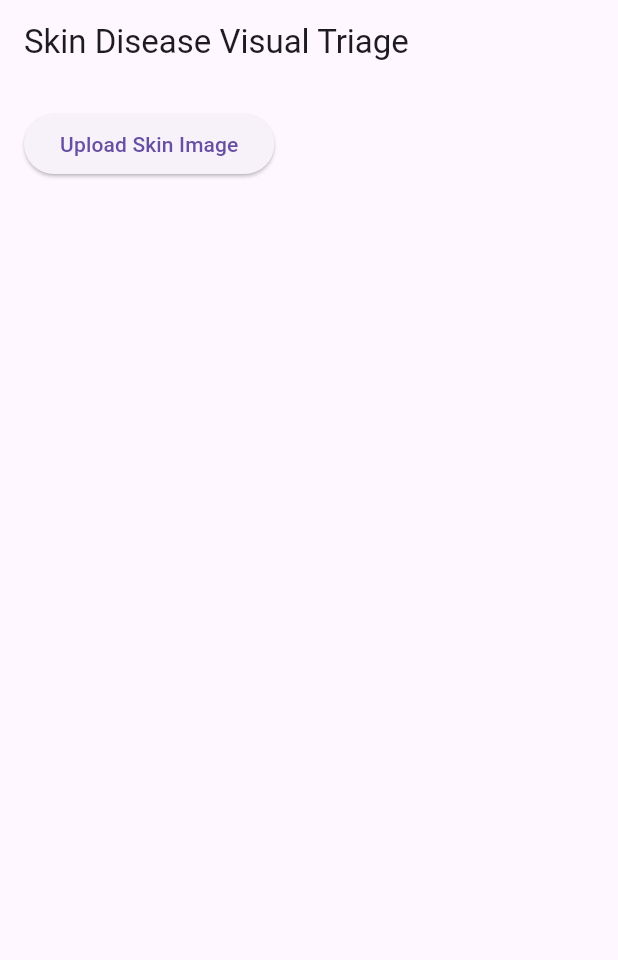
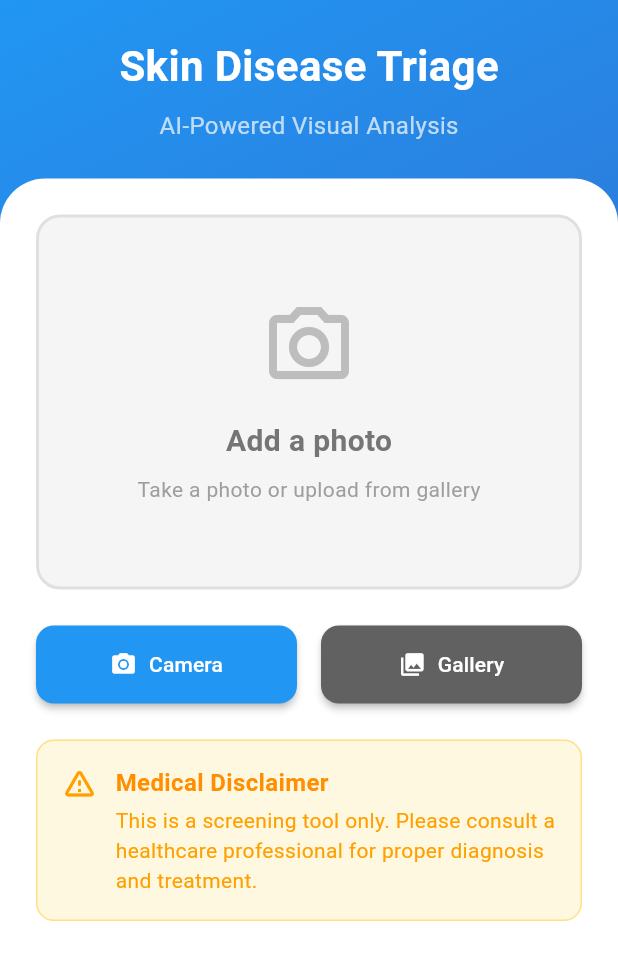
Before and after one commit to sweenymbuvi/Ngozi-UI, a Flutter app: the screen it shows after launch, on a phone screen of 412 x 824 dp. Shown: the top 960 px of the screen. Run offline on Flutter 3.47's test engine with Material 3 defaults, Android fonts, the phone set to English and light mode, and no system bars; our stand-ins replace image_picker.

Commit message:
image upload screen

```diff
--- a/lib/main.dart
+++ b/lib/main.dart
@@ -1,8 +1,5 @@
-import 'dart:io';
 import 'package:flutter/material.dart';
-import 'package:image_picker/image_picker.dart';
-import 'package:http/http.dart' as http;
-import 'dart:convert';
+import 'package:ngozi/screens/skin_triage_screen.dart';
 
 void main() => runApp(MyApp());
 
@@ -10,70 +7,22 @@ class MyApp extends StatelessWidget {
   @override
   Widget build(BuildContext context) {
     return MaterialApp(
-      home: SkinDiseaseHome(),
+      title: 'Skin Disease Triage',
+      theme: ThemeData(
+        primarySwatch: Colors.blue,
+        fontFamily: 'Roboto',
+        appBarTheme: AppBarTheme(
+          backgroundColor: Colors.transparent,
+          elevation: 0,
+          titleTextStyle: TextStyle(
+            color: Colors.white,
+            fontSize: 20,
+            fontWeight: FontWeight.bold,
+          ),
+        ),
+      ),
+      home: SkinDiseaseTriageScreen(),
+      debugShowCheckedModeBanner: false,
     );
   }
 }
-
-class SkinDiseaseHome extends StatefulWidget {
-  @override
-  _SkinDiseaseHomeState createState() => _SkinDiseaseHomeState();
-}
-
-class _SkinDiseaseHomeState extends State<SkinDiseaseHome> {
-  File? _image;
-  String? _prediction;
-  String? _segmentedImageUrl;
-
-  final picker = ImagePicker();
-
-  Future pickImage() async {
-    final pickedFile = await picker.pickImage(source: ImageSource.gallery);
-
-    if (pickedFile != null) {
-      setState(() => _image = File(pickedFile.path));
-      await sendToModel(_image!);
-    }
-  }
-
-  Future sendToModel(File imageFile) async {
-    var request = http.MultipartRequest(
-      'POST',
-      Uri.parse('http://YOUR-BACKEND-URL/predict'),
-    );
-    request.files
-        .add(await http.MultipartFile.fromPath('image', imageFile.path));
-    var res = await request.send();
-    var response = await res.stream.bytesToString();
-    var data = json.decode(response);
-
-    setState(() {
-      _prediction = data['prediction'];
-      _segmentedImageUrl =
-          data['segmentation_url']; // if you return a URL from the backend
-    });
-  }
-
-  @override
-  Widget build(BuildContext context) {
-    return Scaffold(
-      appBar: AppBar(title: Text('Skin Disease Visual Triage')),
-      body: Padding(
-        padding: const EdgeInsets.all(16.0),
-        child: Column(
-          children: [
-            ElevatedButton(
-              onPressed: pickImage,
-              child: Text("Upload Skin Image"),
-            ),
-            SizedBox(height: 16),
-            if (_image != null) Image.file(_image!, height: 200),
-            if (_prediction != null)
-              Text("Prediction: $_prediction", style: TextStyle(fontSize: 18)),
-            if (_segmentedImageUrl != null) Image.network(_segmentedImageUrl!),
-          ],
-        ),
-      ),
-    );
-  }
-}
--- /dev/null
+++ b/lib/screens/skin_triage_screen.dart
@@ -0,0 +1,564 @@
+import 'dart:io';
+import 'dart:typed_data';
+import 'package:flutter/foundation.dart';
+import 'package:flutter/material.dart';
+import 'package:image_picker/image_picker.dart';
+import 'package:http/http.dart' as http;
+import 'dart:convert';
+
+class SkinDiseaseTriageScreen extends StatefulWidget {
+  @override
+  _SkinDiseaseTriageScreenState createState() =>
+      _SkinDiseaseTriageScreenState();
+}
+
+class _SkinDiseaseTriageScreenState extends State<SkinDiseaseTriageScreen>
+    with SingleTickerProviderStateMixin {
+  File? _image;
+  Uint8List? _webImage;
+  String? _prediction;
+  String? _segmentedImageUrl;
+  bool _isProcessing = false;
+  double _confidence = 0.0;
+  String _riskLevel = '';
+
+  final picker = ImagePicker();
+  late AnimationController _animationController;
+  late Animation<double> _fadeAnimation;
+
+  @override
+  void initState() {
+    super.initState();
+    _animationController = AnimationController(
+      duration: Duration(milliseconds: 600),
+      vsync: this,
+    );
+    _fadeAnimation = Tween<double>(begin: 0.0, end: 1.0).animate(
+      CurvedAnimation(parent: _animationController, curve: Curves.easeInOut),
+    );
+  }
+
+  @override
+  void dispose() {
+    _animationController.dispose();
+    super.dispose();
+  }
+
+  Future<void> _pickImageFromGallery() async {
+    final pickedFile = await picker.pickImage(
+      source: ImageSource.gallery,
+      maxWidth: 800,
+      maxHeight: 600,
+      imageQuality: 85,
+    );
+
+    if (pickedFile != null) {
+      if (kIsWeb) {
+        // For web platform
+        final bytes = await pickedFile.readAsBytes();
+        setState(() {
+          _webImage = bytes;
+          _image = null;
+          _prediction = null;
+          _segmentedImageUrl = null;
+        });
+      } else {
+        // For mobile platforms
+        setState(() {
+          _image = File(pickedFile.path);
+          _webImage = null;
+          _prediction = null;
+          _segmentedImageUrl = null;
+        });
+      }
+      _animationController.forward();
+    }
+  }
+
+  Future<void> _pickImageFromCamera() async {
+    final pickedFile = await picker.pickImage(
+      source: ImageSource.camera,
+      maxWidth: 800,
+      maxHeight: 600,
+      imageQuality: 85,
+    );
+
+    if (pickedFile != null) {
+      if (kIsWeb) {
+        // For web platform
+        final bytes = await pickedFile.readAsBytes();
+        setState(() {
+          _webImage = bytes;
+          _image = null;
+          _prediction = null;
+          _segmentedImageUrl = null;
+        });
+      } else {
+        // For mobile platforms
+        setState(() {
+          _image = File(pickedFile.path);
+          _webImage = null;
+          _prediction = null;
+          _segmentedImageUrl = null;
+        });
+      }
+      _animationController.forward();
+    }
+  }
+
+  Future<void> _analyzeImage() async {
+    if (_image == null && _webImage == null) return;
+
+    setState(() => _isProcessing = true);
+
+    try {
+      var request = http.MultipartRequest(
+        'POST',
+        Uri.parse('http://YOUR-BACKEND-URL/predict'),
+      );
+
+      if (kIsWeb && _webImage != null) {
+        // For web platform
+        request.files.add(http.MultipartFile.fromBytes(
+          'image',
+          _webImage!,
+          filename: 'image.jpg',
+        ));
+      } else if (_image != null) {
+        // For mobile platforms
+        request.files
+            .add(await http.MultipartFile.fromPath('image', _image!.path));
+      }
+
+      var res = await request.send();
+      var response = await res.stream.bytesToString();
+      var data = json.decode(response);
+
+      setState(() {
+        _prediction = data['prediction'] ?? 'Unknown';
+        _segmentedImageUrl = data['segmentation_url'];
+        _confidence = (data['confidence'] ?? 0.0).toDouble();
+        _riskLevel = data['risk_level'] ?? 'Unknown';
+      });
+    } catch (e) {
+      // For demo purposes, simulate results
+      await Future.delayed(Duration(seconds: 2));
+      setState(() {
+        _prediction = 'Melanoma';
+        _confidence = 0.87;
+        _riskLevel = 'High Risk';
+      });
+    } finally {
+      setState(() => _isProcessing = false);
+    }
+  }
+
+  Color _getRiskColor() {
+    switch (_riskLevel.toLowerCase()) {
+      case 'high risk':
+        return Colors.red;
+      case 'medium risk':
+        return Colors.orange;
+      case 'low risk':
+        return Colors.green;
+      default:
+        return Colors.grey;
+    }
+  }
+
+  @override
+  Widget build(BuildContext context) {
+    return Scaffold(
+      body: Container(
+        decoration: BoxDecoration(
+          gradient: LinearGradient(
+            begin: Alignment.topLeft,
+            end: Alignment.bottomRight,
+            colors: [
+              Color(0xFF2196F3),
+              Color(0xFF3F51B5),
+            ],
+          ),
+        ),
+        child: SafeArea(
+          child: Column(
+            children: [
+              // Header
+              Container(
+                padding: EdgeInsets.all(24),
+                child: Column(
+                  children: [
+                    Text(
+                      'Skin Disease Triage',
+                      style: TextStyle(
+                        fontSize: 28,
+                        fontWeight: FontWeight.bold,
+                        color: Colors.white,
+                      ),
+                    ),
+                    SizedBox(height: 8),
+                    Text(
+                      'AI-Powered Visual Analysis',
+                      style: TextStyle(
+                        fontSize: 16,
+                        color: Colors.white70,
+                      ),
+                    ),
+                  ],
+                ),
+              ),
+
+              // Main Content
+              Expanded(
+                child: Container(
+                  decoration: BoxDecoration(
+                    color: Colors.white,
+                    borderRadius: BorderRadius.only(
+                      topLeft: Radius.circular(30),
+                      topRight: Radius.circular(30),
+                    ),
+                  ),
+                  child: SingleChildScrollView(
+                    padding: EdgeInsets.all(24),
+                    child: Column(
+                      crossAxisAlignment: CrossAxisAlignment.stretch,
+                      children: [
+                        // Image Upload Section
+                        _buildImageUploadSection(),
+                        SizedBox(height: 24),
+
+                        // Action Buttons
+                        if (_image == null && _webImage == null)
+                          _buildActionButtons(),
+
+                        // Analyze Button
+                        if ((_image != null || _webImage != null) &&
+                            _prediction == null)
+                          _buildAnalyzeButton(),
+
+                        // Results Section
+                        if (_prediction != null) _buildResultsSection(),
+
+                        // Disclaimer
+                        SizedBox(height: 24),
+                        _buildDisclaimer(),
+                      ],
+                    ),
+                  ),
+                ),
+              ),
+            ],
+          ),
+        ),
+      ),
+    );
+  }
+
+  Widget _buildImageUploadSection() {
+    return Container(
+      height: 250,
+      decoration: BoxDecoration(
+        color: Colors.grey[100],
+        borderRadius: BorderRadius.circular(16),
+        border: Border.all(color: Colors.grey[300]!, width: 2),
+      ),
+      child: _image == null && _webImage == null
+          ? Column(
+              mainAxisAlignment: MainAxisAlignment.center,
+              children: [
+                Icon(
+                  Icons.camera_alt_outlined,
+                  size: 64,
+                  color: Colors.grey[400],
+                ),
+                SizedBox(height: 16),
+                Text(
+                  'Add a photo',
+                  style: TextStyle(
+                    fontSize: 20,
+                    fontWeight: FontWeight.w600,
+                    color: Colors.grey[600],
+                  ),
+                ),
+                SizedBox(height: 8),
+                Text(
+                  'Take a photo or upload from gallery',
+                  style: TextStyle(
+                    fontSize: 14,
+                    color: Colors.grey[500],
+                  ),
+                ),
+              ],
+            )
+          : FadeTransition(
+              opacity: _fadeAnimation,
+              child: ClipRRect(
+                borderRadius: BorderRadius.circular(14),
+                child: kIsWeb && _webImage != null
+                    ? Image.memory(
+                        _webImage!,
+                        fit: BoxFit.cover,
+                        width: double.infinity,
+                        height: double.infinity,
+                      )
+                    : _image != null
+                        ? Image.file(
+                            _image!,
+                            fit: BoxFit.cover,
+                            width: double.infinity,
+                            height: double.infinity,
+                          )
+                        : Container(),
+              ),
+            ),
+    );
+  }
+
+  Widget _buildActionButtons() {
+    return Row(
+      children: [
+        Expanded(
+          child: ElevatedButton.icon(
+            onPressed: _pickImageFromCamera,
+            icon: Icon(Icons.camera_alt),
+            label: Text('Camera'),
+            style: ElevatedButton.styleFrom(
+              backgroundColor: Color(0xFF2196F3),
+              foregroundColor: Colors.white,
+              padding: EdgeInsets.symmetric(vertical: 16),
+              shape: RoundedRectangleBorder(
+                borderRadius: BorderRadius.circular(12),
+              ),
+              elevation: 2,
+            ),
+          ),
+        ),
+        SizedBox(width: 16),
+        Expanded(
+          child: ElevatedButton.icon(
+            onPressed: _pickImageFromGallery,
+            icon: Icon(Icons.photo_library),
+            label: Text('Gallery'),
+            style: ElevatedButton.styleFrom(
+              backgroundColor: Colors.grey[700],
+              foregroundColor: Colors.white,
+              padding: EdgeInsets.symmetric(vertical: 16),
+              shape: RoundedRectangleBorder(
+                borderRadius: BorderRadius.circular(12),
+              ),
+              elevation: 2,
+            ),
+          ),
+        ),
+      ],
+    );
+  }
+
+  Widget _buildAnalyzeButton() {
+    return Container(
+      width: double.infinity,
+      child: ElevatedButton.icon(
+        onPressed: _isProcessing ? null : _analyzeImage,
+        icon: _isProcessing
+            ? SizedBox(
+                width: 20,
+                height: 20,
+                child: CircularProgressIndicator(
+                  strokeWidth: 2,
+                  valueColor: AlwaysStoppedAnimation<Color>(Colors.white),
+                ),
+              )
+            : Icon(Icons.analytics),
+        label: Text(_isProcessing ? 'Analyzing...' : 'Analyze Image'),
+        style: ElevatedButton.styleFrom(
+          backgroundColor: Color(0xFF4CAF50),
+          foregroundColor: Colors.white,
+          padding: EdgeInsets.symmetric(vertical: 18),
+          shape: RoundedRectangleBorder(
+            borderRadius: BorderRadius.circular(12),
+          ),
+          elevation: 3,
+        ),
+      ),
+    );
+  }
+
+  Widget _buildResultsSection() {
+    return Column(
+      crossAxisAlignment: CrossAxisAlignment.start,
+      children: [
+        // Classification Results
+        Container(
+          padding: EdgeInsets.all(20),
+          decoration: BoxDecoration(
+            color: Colors.grey[50],
+            borderRadius: BorderRadius.circular(16),
+            border: Border.all(color: Colors.grey[200]!),
+          ),
+          child: Column(
+            crossAxisAlignment: CrossAxisAlignment.start,
+            children: [
+              Row(
+                children: [
+                  Icon(Icons.check_circle, color: Colors.green, size: 24),
+                  SizedBox(width: 8),
+                  Text(
+                    'Classification Results',
+                    style: TextStyle(
+                      fontSize: 18,
+                      fontWeight: FontWeight.bold,
+                      color: Colors.grey[800],
+                    ),
+                  ),
+                ],
+              ),
+              SizedBox(height: 16),
+              _buildResultRow('Condition:', _prediction!),
+              SizedBox(height: 12),
+              _buildResultRow(
+                  'Confidence:', '${(_confidence * 100).toStringAsFixed(1)}%'),
+              SizedBox(height: 12),
+              Row(
+                mainAxisAlignment: MainAxisAlignment.spaceBetween,
+                children: [
+                  Text(
+                    'Risk Level:',
+                    style: TextStyle(
+                      fontSize: 16,
+                      color: Colors.grey[600],
+                    ),
+                  ),
+                  Container(
+                    padding: EdgeInsets.symmetric(horizontal: 12, vertical: 6),
+                    decoration: BoxDecoration(
+                      color: _getRiskColor().withOpacity(0.1),
+                      borderRadius: BorderRadius.circular(20),
+                    ),
+                    child: Text(
+                      _riskLevel,
+                      style: TextStyle(
+                        fontSize: 14,
+                        fontWeight: FontWeight.w600,
+                        color: _getRiskColor(),
+                      ),
+                    ),
+                  ),
+                ],
+              ),
+            ],
+          ),
+        ),
+
+        // Segmentation Results (if available)
+        if (_segmentedImageUrl != null) ...[
+          SizedBox(height: 20),
+          Container(
+            padding: EdgeInsets.all(20),
+            decoration: BoxDecoration(
+              color: Colors.grey[50],
+              borderRadius: BorderRadius.circular(16),
+              border: Border.all(color: Colors.grey[200]!),
+            ),
+            child: Column(
+              crossAxisAlignment: CrossAxisAlignment.start,
+              children: [
+                Row(
+                  children: [
+                    Icon(Icons.visibility, color: Colors.blue, size: 24),
+                    SizedBox(width: 8),
+                    Text(
+                      'Segmentation Analysis',
+                      style: TextStyle(
+                        fontSize: 18,
+                        fontWeight: FontWeight.bold,
+                        color: Colors.grey[800],
+                      ),
+                    ),
+                  ],
+                ),
+                SizedBox(height: 16),
+                ClipRRect(
+                  borderRadius: BorderRadius.circular(12),
+                  child: Image.network(
+                    _segmentedImageUrl!,
+                    fit: BoxFit.cover,
+                    width: double.infinity,
+                    height: 200,
+                  ),
+                ),
+              ],
+            ),
+          ),
+        ],
+      ],
+    );
+  }
+
+  Widget _buildResultRow(String label, String value) {
+    return Row(
+      mainAxisAlignment: MainAxisAlignment.spaceBetween,
+      children: [
+        Text(
+          label,
+          style: TextStyle(
+            fontSize: 16,
+            color: Colors.grey[600],
+          ),
+        ),
+        Text(
+          value,
+          style: TextStyle(
+            fontSize: 16,
+            fontWeight: FontWeight.w600,
+            color: Colors.grey[800],
+          ),
+        ),
+      ],
+    );
+  }
+
+  Widget _buildDisclaimer() {
+    return Container(
+      padding: EdgeInsets.all(16),
+      decoration: BoxDecoration(
+        color: Colors.amber[50],
+        borderRadius: BorderRadius.circular(12),
+        border: Border.all(color: Colors.amber[200]!),
+      ),
+      child: Row(
+        crossAxisAlignment: CrossAxisAlignment.start,
+        children: [
+          Icon(
+            Icons.warning_amber_rounded,
+            color: Colors.amber[700],
+            size: 24,
+          ),
+          SizedBox(width: 12),
+          Expanded(
+            child: Column(
+              crossAxisAlignment: CrossAxisAlignment.start,
+              children: [
+                Text(
+                  'Medical Disclaimer',
+                  style: TextStyle(
+                    fontSize: 16,
+                    fontWeight: FontWeight.w600,
+                    color: Colors.amber[800],
+                  ),
+                ),
+                SizedBox(height: 4),
+                Text(
+                  'This is a screening tool only. Please consult a healthcare professional for proper diagnosis and treatment.',
+                  style: TextStyle(
+                    fontSize: 14,
+                    color: Colors.amber[700],
+                  ),
+                ),
+              ],
+            ),
+          ),
+        ],
+      ),
+    );
+  }
+}
```
Also changed, not shown: 1 other file.
